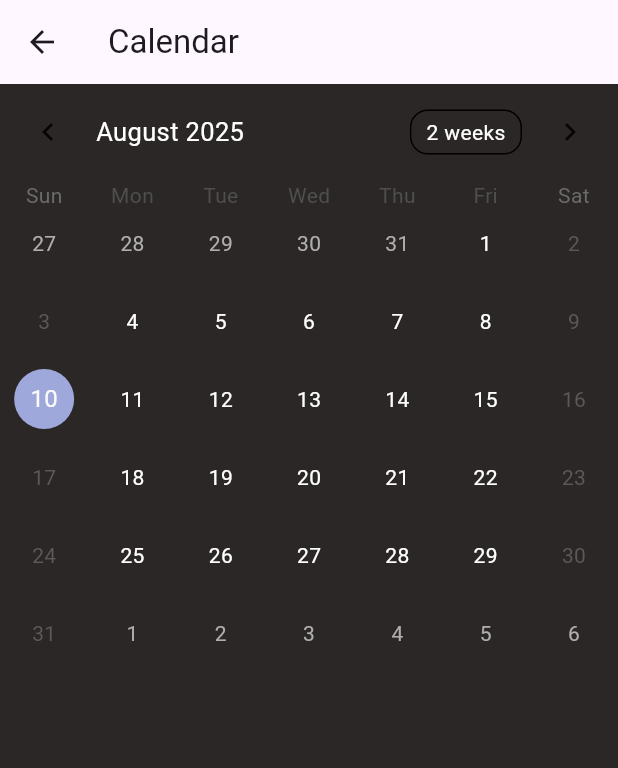
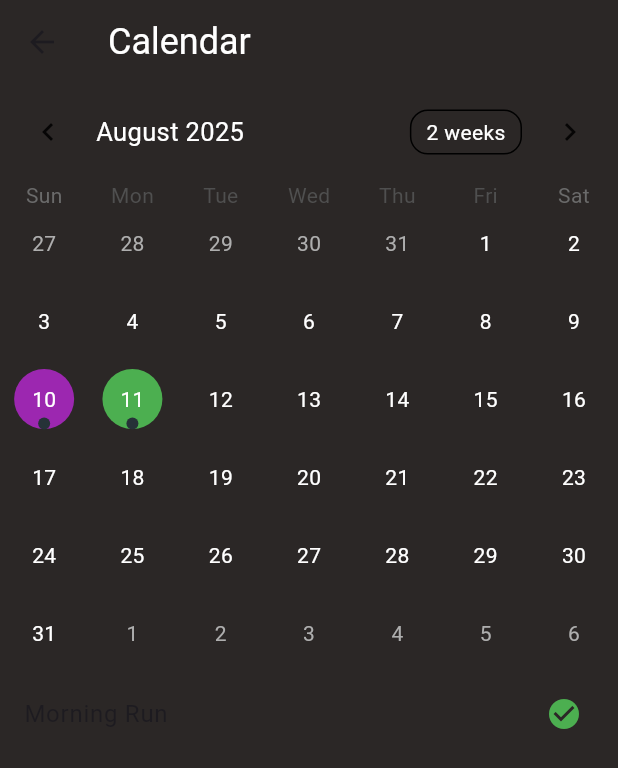
Before and after one commit to temevh/betterbrain, a Flutter app: the CalendarScreen screen opened by its route, on a phone screen of 412 x 824 dp. Shown: the top 768 px of the screen. Run offline on Flutter 3.47's test engine with Material 3 defaults, Android fonts, the phone set to English and light mode, and no system bars; drawn by our look-alikes of table_calendar.

Commit message:
calendar with placeholder events

```diff
--- a/lib/main.dart
+++ b/lib/main.dart
@@ -19,6 +19,10 @@ class MyApp extends StatelessWidget {
           bodyColor: Colors.white,
           displayColor: Colors.white,
         ),
+        appBarTheme: const AppBarTheme(
+          backgroundColor: Color(0xFF2B2726),
+          titleTextStyle: TextStyle(color: Colors.white, fontSize: 24),
+        ),
       ),
       initialRoute: '/',
       routes: appRoutes,
--- a/lib/screens/calendar_screen.dart
+++ b/lib/screens/calendar_screen.dart
@@ -1,5 +1,11 @@
 import 'package:flutter/material.dart';
 import 'package:table_calendar/table_calendar.dart';
+
+class Event {
+  final String title;
+  final bool isCompleted;
+  Event({required this.title, required this.isCompleted});
+}
 
 class CalendarScreen extends StatefulWidget {
   const CalendarScreen({super.key});
@@ -12,24 +18,139 @@ class _CalendarScreenState extends State<CalendarScreen> {
   DateTime _focusedDay = DateTime.now();
   DateTime? _selectedDay;
 
+  DateTime _normalizeDate(DateTime date) =>
+      DateTime(date.year, date.month, date.day);
+
+  late final Map<DateTime, List<Event>> _events;
+
+  @override
+  void initState() {
+    super.initState();
+
+    _events = {
+      _normalizeDate(DateTime.now()): [
+        Event(title: 'Morning Run', isCompleted: true),
+      ],
+      _normalizeDate(DateTime.now().add(const Duration(days: 1))): [
+        Event(title: 'Gym Session', isCompleted: true),
+      ],
+    };
+  }
+
+  List<Event> _getEventsForDay(DateTime day) {
+    return _events[_normalizeDate(day)] ?? [];
+  }
+
   @override
   Widget build(BuildContext context) {
     return Scaffold(
       appBar: AppBar(title: const Text('Calendar')),
-      body: TableCalendar(
+      body: Column(
+        children: [
+          TableCalendar<Event>(
             firstDay: DateTime.utc(2020, 1, 1),
             lastDay: DateTime.utc(2030, 12, 31),
             focusedDay: _focusedDay,
-        selectedDayPredicate: (day) {
-          return isSameDay(_selectedDay, day);
-        },
+            selectedDayPredicate: (day) => isSameDay(_selectedDay, day),
             onDaySelected: (selectedDay, focusedDay) {
               setState(() {
                 _selectedDay = selectedDay;
                 _focusedDay = focusedDay;
               });
             },
+            eventLoader: _getEventsForDay,
             calendarFormat: CalendarFormat.month,
+
+            calendarBuilders: CalendarBuilders(
+              defaultBuilder: (context, day, focusedDay) {
+                final events = _getEventsForDay(day);
+
+                if (events.isEmpty) {
+                  // No events → default text
+                  return Center(child: Text('${day.day}'));
+                }
+
+                // Check if ANY event for the day is incomplete or complete
+                bool allCompleted = events.every((event) => event.isCompleted);
+                bool allNotCompleted = events.every(
+                  (event) => !event.isCompleted,
+                );
+
+                // Decide background color
+                Color bgColor;
+                if (allCompleted) {
+                  bgColor = Colors.green;
+                } else if (allNotCompleted) {
+                  bgColor = Colors.red;
+                } else {
+                  bgColor = Colors.orange; // mixed events
+                }
+
+                return Container(
+                  decoration: BoxDecoration(
+                    color: bgColor,
+                    shape: BoxShape.circle,
+                  ),
+                  margin: const EdgeInsets.all(6),
+                  alignment: Alignment.center,
+                  child: Text(
+                    '${day.day}',
+                    style: const TextStyle(color: Colors.white),
+                  ),
+                );
+              },
+
+              // Selected day styling
+              selectedBuilder: (context, day, focusedDay) {
+                return Container(
+                  decoration: BoxDecoration(
+                    color: Colors.blueAccent,
+                    shape: BoxShape.circle,
+                  ),
+                  margin: const EdgeInsets.all(6),
+                  alignment: Alignment.center,
+                  child: Text(
+                    '${day.day}',
+                    style: const TextStyle(color: Colors.white),
+                  ),
+                );
+              },
+
+              // Today styling
+              todayBuilder: (context, day, focusedDay) {
+                return Container(
+                  decoration: BoxDecoration(
+                    color: Colors.purple,
+                    shape: BoxShape.circle,
+                  ),
+                  margin: const EdgeInsets.all(6),
+                  alignment: Alignment.center,
+                  child: Text(
+                    '${day.day}',
+                    style: const TextStyle(color: Colors.white),
+                  ),
+                );
+              },
+            ),
+          ),
+
+          /// List of events for the selected day
+          Expanded(
+            child: ListView(
+              children: _getEventsForDay(_selectedDay ?? _focusedDay)
+                  .map(
+                    (event) => ListTile(
+                      title: Text(event.title),
+                      trailing: Icon(
+                        event.isCompleted ? Icons.check_circle : Icons.cancel,
+                        color: event.isCompleted ? Colors.green : Colors.red,
+                      ),
+                    ),
+                  )
+                  .toList(),
+            ),
+          ),
+        ],
       ),
     );
   }
```
Lines whose indentation alone changed are shown as unchanged.
